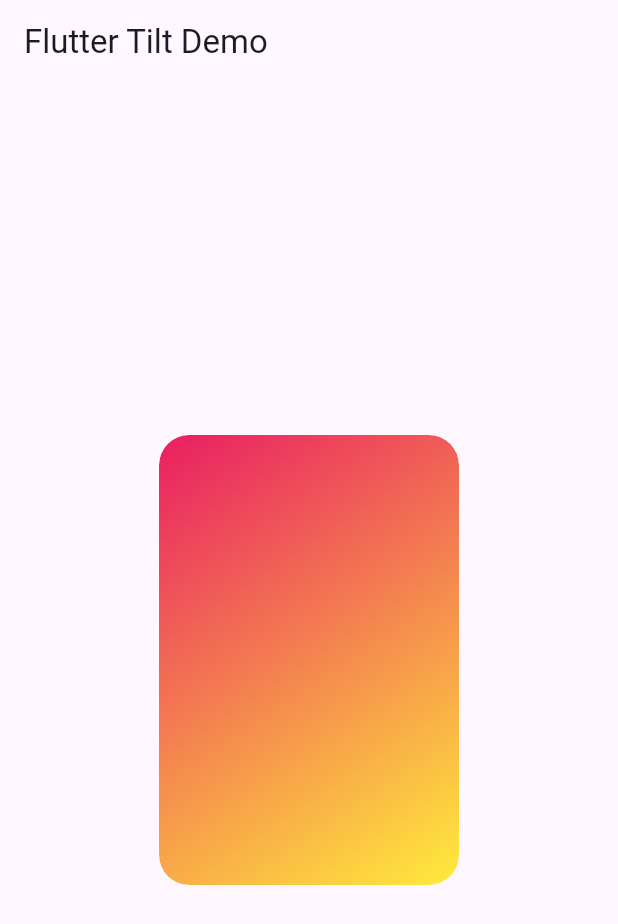
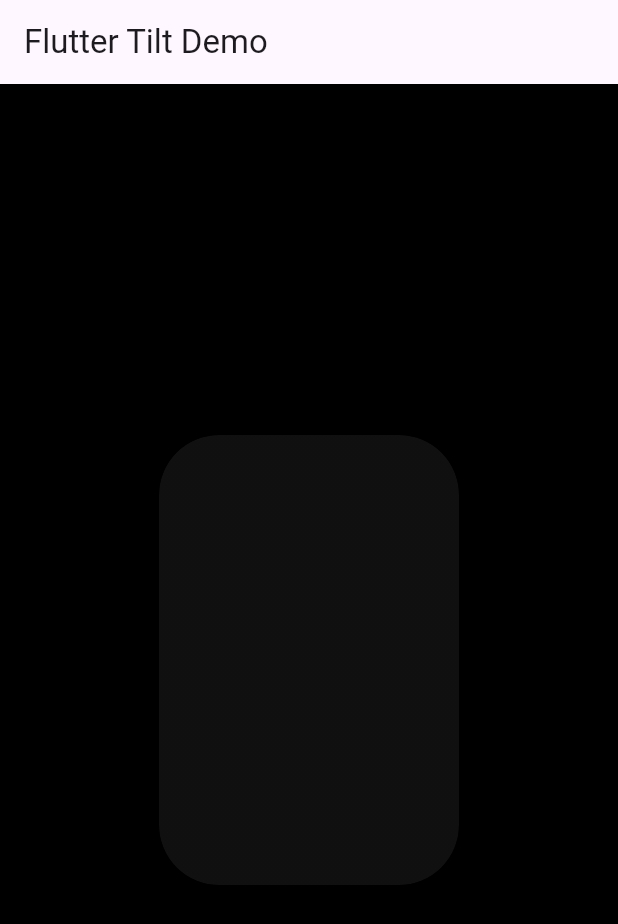
Before and after one commit to fluttercandies/flutter_tilt, a Flutter app: the screen it shows after launch, on a phone screen of 412 x 824 dp. Shown: the top 924 px of the screen. Run offline on Flutter 3.47's test engine with Material 2 defaults, Android fonts, the phone set to English and light mode, and no system bars.

Commit message:
update: example

```diff
--- a/example/lib/main.dart
+++ b/example/lib/main.dart
@@ -30,6 +30,7 @@ class Demo extends StatelessWidget {
   @override
   Widget build(BuildContext context) {
     return Scaffold(
+      backgroundColor: Colors.black,
       appBar: AppBar(title: const Text('Flutter Tilt Demo')),
       body: Center(
         child: Stack(
@@ -38,16 +39,20 @@ class Demo extends StatelessWidget {
             Tilt(
               width: 200,
               height: 300,
-              borderRadius: BorderRadius.circular(20),
+              borderRadius: BorderRadius.circular(40),
               lightDirection: LightDirection.around,
+              shadowColor: const Color(0xFF999999),
               child: Builder(builder: (context) {
                 print('Demo Build');
                 return Container(
                   width: 200,
                   height: 300,
-                  decoration: const BoxDecoration(
+                  decoration: BoxDecoration(
                     gradient: LinearGradient(
-                      colors: [Colors.pink, Colors.yellow],
+                      colors: [
+                        Colors.grey.withOpacity(0.1),
+                        Colors.grey.withOpacity(0.1)
+                      ],
                       begin: Alignment.topLeft,
                       end: Alignment.bottomRight,
                     ),
```
